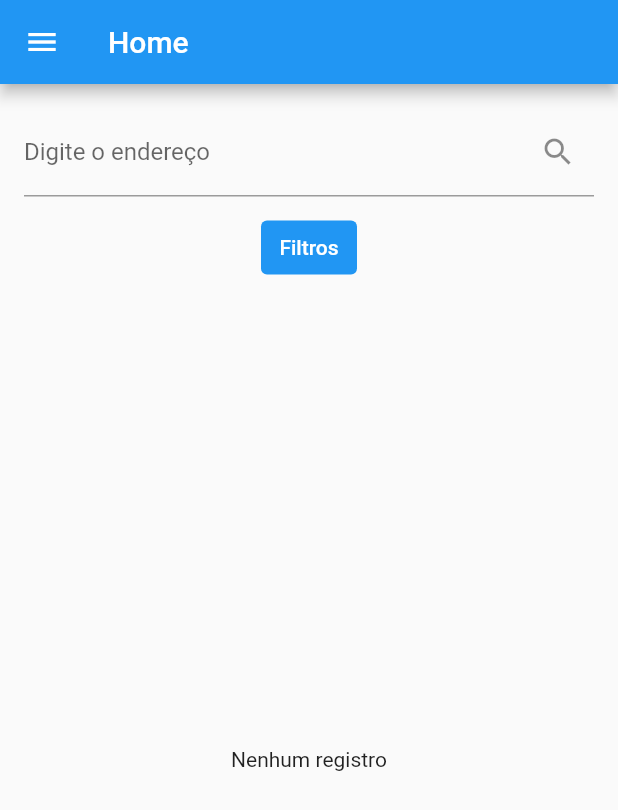
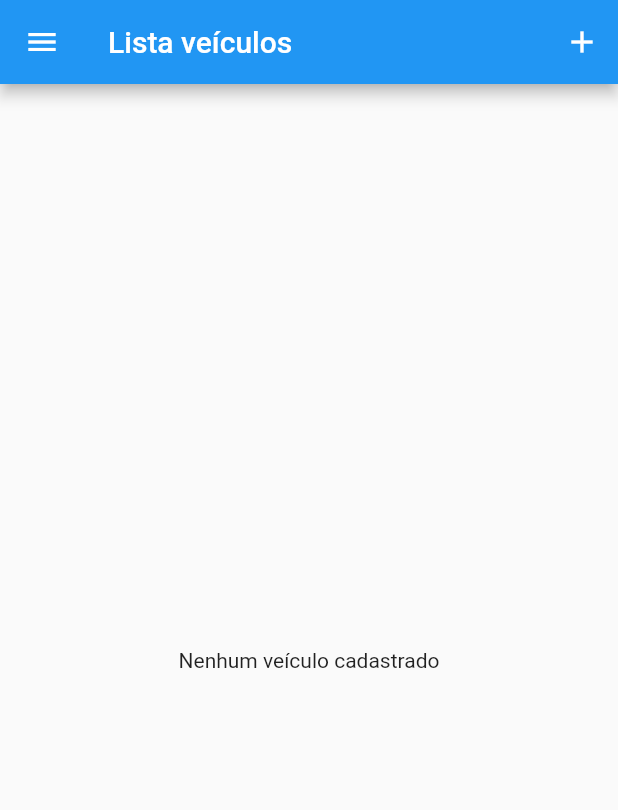
Before and after one commit to brumff/lavaja-flutter, a Flutter app: the HomeDonoCarro screen opened by its route, in the side drawer, after a tap on "Filtros", on a phone screen of 412 x 824 dp. Shown: the top 810 px of the screen. Run offline on Flutter 3.47's test engine with Material 2 defaults, Android fonts, the phone set to English and light mode, and no system bars; our stand-ins replace dio, flutter_local_notifications, flutter_map, flutter_modular, flutter_native_timezone, geolocator and 4 more; missing offline and left inert: flutter_background_service, flutter_background_service_android, geocode; accounts and stored records are empty; network calls fail.

Commit message:
Form e list veiculo

```diff
--- a/lavaja/lib/app_widget.dart
+++ b/lavaja/lib/app_widget.dart
@@ -3,12 +3,14 @@ import 'package:flutter_modular/flutter_modular.dart';
 import 'package:lavaja/data/contratarservico_service.dart';
 import 'package:lavaja/data/detalhesservico_service.dart';
 import 'package:lavaja/data/servico_service.dart';
+import 'package:lavaja/data/veiculo_service.dart';
 import 'package:lavaja/models/contratarservico.dart';
 import 'package:lavaja/provider/contratarservico_provider.dart';
 import 'package:lavaja/provider/detalhesservico_provider.dart';
 import 'package:lavaja/provider/donocarro_provider.dart';
 import 'package:lavaja/provider/lavacar_provider.dart';
 import 'package:lavaja/provider/servico_provider.dart';
+import 'package:lavaja/provider/veiculo_provider.dart';
 import 'package:lavaja/view/filavacar_form.dart';
 import 'package:provider/provider.dart';
 
@@ -38,6 +40,9 @@ class AppWidget extends StatelessWidget {
          ChangeNotifierProvider<LocalizacaoController>(
           create: (ctx) => LocalizacaoController(),
         ),
+        ChangeNotifierProvider<VeiculoProvider>(
+          create: (ctx) => VeiculoProvider(service: VeiculoService()),
+        ),
       ],
       child: MaterialApp.router(
         title: 'Lavaja',
--- a/lavaja/lib/components/menu_donocarro_component.dart
+++ b/lavaja/lib/components/menu_donocarro_component.dart
@@ -26,10 +26,10 @@ class MenuDonoCarroComponent extends StatelessWidget {
             },
           ),
           CustomDrawerTile(
-            title: 'Alterar senha',
+            title: 'Veículos',
             icon: Icons.arrow_forward_ios_sharp,
             onTap: () {
-              Navigator.pop(context);
+              Modular.to.navigate('/lista-veiculos/');
             },
           ),
           CustomDrawerTile(
--- a/lavaja/lib/models/servico.dart
+++ b/lavaja/lib/models/servico.dart
@@ -14,7 +14,7 @@ class Servico{
 
      factory Servico.fromMap(Map<String, dynamic> map) {
       return Servico(
-        id: map['id'],
+        id: map['id'] as int,
         nome: map['nome'],
         valor: map['valor'],
         tamCarro: map['tamCarro'],
--- a/lavaja/lib/models/veiculo.dart
+++ b/lavaja/lib/models/veiculo.dart
@@ -1,4 +1,6 @@
 import 'dart:convert';
+
+import 'package:lavaja/models/donocarro.dart';
 
 class Veiculo {
   int? id;
@@ -6,7 +8,7 @@ class Veiculo {
   String? modelo;
   String? placa;
   String? cor;
-  int? donoCarroModel;
+  DonoCarro? donoCarroModel;
   bool? deleted;
 
   Veiculo(
@@ -25,7 +27,7 @@ class Veiculo {
       modelo: map['modelo'],
       placa: map['placa'],
       cor: map['cor'],
-      donoCarroModel: map['donoCarroModel'],
+     // donoCarroModel: map['donoCarroModel'],
       deleted: map['deleted'],
     );
   }
@@ -37,7 +39,7 @@ class Veiculo {
       'modelo': modelo,
       'placa': placa,
       'cor': cor,
-      'donoCarroModel': donoCarroModel,
+      //'donoCarroModel': donoCarroModel,
       'deleted': deleted,
     };
   }
--- a/lavaja/lib/routes/app_routes.dart
+++ b/lavaja/lib/routes/app_routes.dart
@@ -13,4 +13,7 @@ class AppRoutes {
   static const HISTORICOLAVACAR = '/historico-lavacar';
   static const CONTRATARSERVLAVACAR = '/contratarservicolavacar';
   static const DETALHESLAVACAR = '/detalhes-lavacar';
+  static const CREATEVEICULO = '/cadastrar-veiculo/';
+  static const LISTAVEICULOS = '/lista-veiculos/';
+  static const EDITVEICULO = '/veiculo/:id';
 }
--- /dev/null
+++ b/lavaja/lib/view/veiculo_lista.dart
@@ -0,0 +1,56 @@
+import 'package:flutter/material.dart';
+import 'package:flutter_modular/flutter_modular.dart';
+import 'package:lavaja/components/menu_donocarro_component.dart';
+import 'package:lavaja/provider/veiculo_provider.dart';
+import 'package:provider/provider.dart';
+
+import '../routes/app_routes.dart';
+
+class VeiculoLista extends StatelessWidget {
+  @override
+  Widget build(BuildContext context) {
+    return Scaffold(
+      appBar: AppBar(
+        title: Text('Lista veículos'),
+        actions: [
+          IconButton(
+              onPressed: () {
+                Modular.to.navigate(AppRoutes.CREATEVEICULO);
+              },
+              icon: Icon(Icons.add))
+        ],
+      ),
+      body: Consumer<VeiculoProvider>(builder: (_, data, __) {
+        if (data.veiculos.isEmpty) {
+          return Center(
+            child: Text('Nenhum veículo cadastrado'),
+          );
+        } else {
+          return ListView.builder(
+            itemCount: data.veiculos.length,
+            itemBuilder: (context, index) {
+              final item = data.veiculos[index];
+              return Column(
+                children: <Widget>[
+                  ListTile(
+                    title: Text('Placa: ${item.placa}'),
+                    leading: Icon(Icons.directions_car),
+                    trailing: Icon(Icons.edit),
+                    onTap: () {
+                      Modular.to.pushNamed('/veiculo/${item.id}');
+                    },
+                  ),
+                  Divider(
+                    height: 0,
+
+                  ), // Adicione um Divider entre os itens
+                ],
+              );
+            },
+          );
+        }
+      }),
+      drawer: MenuDonoCarroComponent(),
+    );
+  }
+}
```
Also changed, not shown: lavaja/lib/app_module.dart (+18 -3 lines), lavaja/lib/data/veiculo_service.dart (+3 -5 lines), lavaja/lib/provider/veiculo_provider.dart (+8 -5 lines), lavaja/lib/view/veiculo_form.dart (added, +143 -0 lines).
